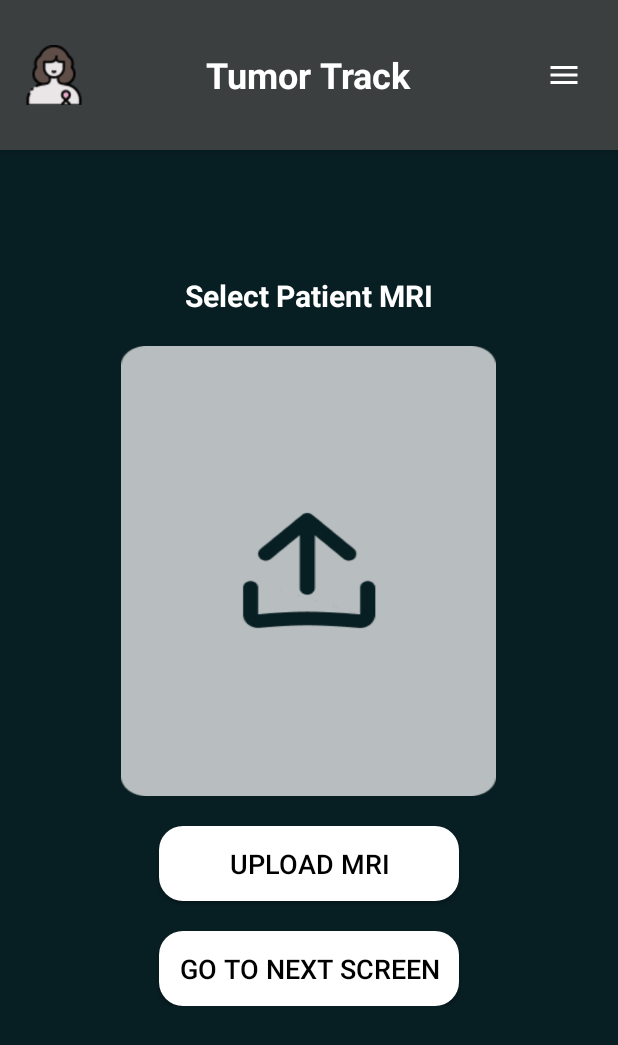
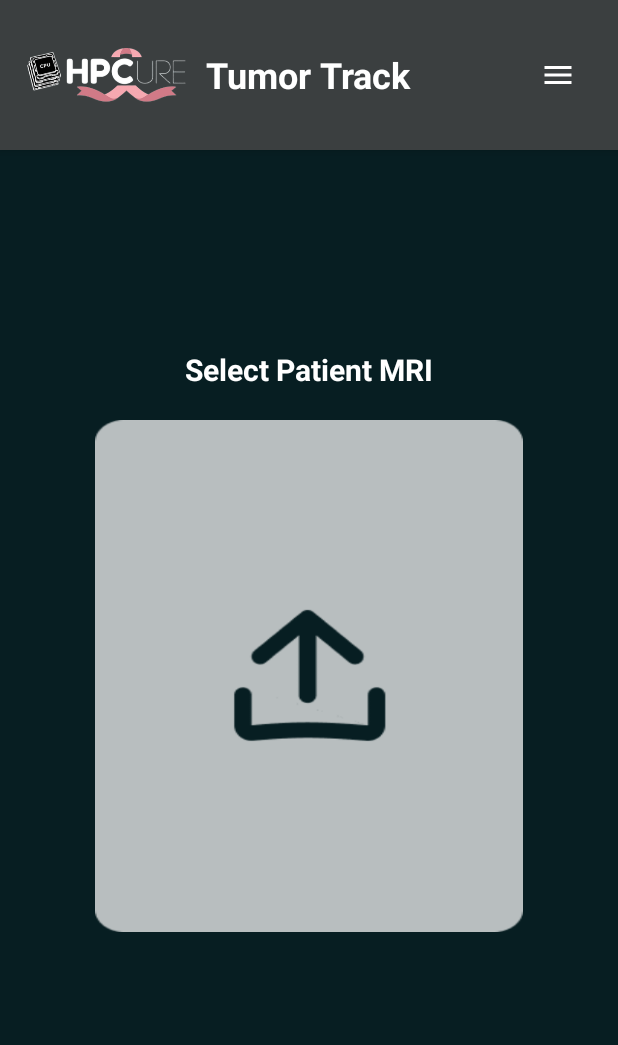
Before and after one commit to Graduation-Project-Workspace/HPCure, an Android app built with Jetpack Compose: the HomeScreen screen opened directly, with no data from a screen before it, on a phone screen of 412 x 824 dp. Shown: the top 1045 px of the screen. Run offline under Robolectric (Android 15) with nearby library versions, the phone set to English and light mode, and no system bars; network calls fail.

Commit message:
change logo and edit ui

```diff
--- a/app/src/main/java/com/example/demoapp/Screen/HomeScreen.kt
+++ b/app/src/main/java/com/example/demoapp/Screen/HomeScreen.kt
@@ -5,18 +5,14 @@ import android.content.Intent
 import android.content.pm.PackageManager
 import android.net.Uri
 import android.os.Bundle
-import android.provider.DocumentsContract
 import android.util.Log
 import android.view.View
-import android.widget.Button
+import android.widget.FrameLayout
 import android.widget.ImageButton
 import android.widget.ImageView
 import android.widget.RelativeLayout
 import android.widget.Toast
-import androidx.compose.foundation.layout.fillMaxSize
 import androidx.compose.runtime.Composable
-import androidx.compose.ui.Modifier
-import androidx.compose.ui.viewinterop.AndroidView
 import com.example.demoapp.R
 import com.example.demoapp.Utils.FileManager
 import kotlinx.coroutines.CoroutineScope
@@ -30,43 +26,30 @@ class HomeScreen : BaseActivity() {
     private val PERMISSION_REQUEST_CODE = 123
 
     private var uploadedImage: ImageView? = null
+    private lateinit var loadingOverlay: FrameLayout
 
     override fun onCreate(savedInstanceState: Bundle?) {
         super.onCreate(savedInstanceState)
+        setContentView(R.layout.home_screen)
+
         FileManager.initialize(this)
+        loadingOverlay = findViewById(R.id.loading_overlay)
+
+        val uploadContainer = findViewById<RelativeLayout>(R.id.upload_container)
+        val uploadedImageView = findViewById<ImageView>(R.id.uploaded_image)
+        val menuButton = findViewById<ImageButton>(R.id.menu_button)
+
+        uploadedImage = uploadedImageView
+
+        menuButton.setOnClickListener { openDrawer() }
+
+        uploadContainer.setOnClickListener {
+            openDirectoryPicker()
+        }
     }
 
     override fun getMainContent(): @Composable () -> Unit = {
-        AndroidView(
-            modifier = Modifier.fillMaxSize(),
-            factory = { ctx ->
-                val view = View.inflate(ctx, R.layout.home_screen, null)
-                val uploadContainer = view.findViewById<RelativeLayout>(R.id.upload_container)
-                val processButton = view.findViewById<Button>(R.id.process_button)
-                val uploadedImageView = view.findViewById<ImageView>(R.id.uploaded_image)
-                val nextButton = view.findViewById<Button>(R.id.go_to_next_screen)
-                val menuButton = view.findViewById<ImageButton?>(R.id.menu_button)
-                uploadedImage = uploadedImageView
-                menuButton?.setOnClickListener { openDrawer() }
 
-                uploadContainer.setOnClickListener {
-                    openDirectoryPicker()
-                }
-                processButton.setOnClickListener {
-                    if (FileManager.getTotalFiles() > 0) {
-                        val intent = Intent(ctx, HomeScreenUpload::class.java)
-                        ctx.startActivity(intent)
-                    } else {
-                        Toast.makeText(ctx, "Please select a DICOM directory first", Toast.LENGTH_SHORT).show()
-                    }
-                }
-                nextButton.setOnClickListener {
-                    val intent = Intent(ctx, ModelScreen::class.java)
-                    ctx.startActivity(intent)
-                }
-                view
-            }
-        )
     }
 
     private fun openDirectoryPicker() {
@@ -85,67 +68,53 @@ class HomeScreen : BaseActivity() {
         }
     }
 
-    private fun getRealPathFromURI(uri: Uri): String? {
-        return try {
-            val docUri = DocumentsContract.buildDocumentUriUsingTree(uri,
-                DocumentsContract.getTreeDocumentId(uri))
-            docUri.toString()
-        } catch (e: Exception) {
-            e.printStackTrace()
-            null
-        }
+    private fun showLoading() {
+        loadingOverlay.visibility = View.VISIBLE
+    }
+
+    private fun hideLoading() {
+        loadingOverlay.visibility = View.GONE
     }
 
     private fun handleDicomDirectory(uri: Uri) {
+        showLoading()
         CoroutineScope(Dispatchers.Main).launch {
             try {
                 val success = withContext(Dispatchers.IO) {
                     try {
+                        // Take persistent permissions
                         val takeFlags = Intent.FLAG_GRANT_READ_URI_PERMISSION or
                                 Intent.FLAG_GRANT_WRITE_URI_PERMISSION
                         contentResolver.takePersistableUriPermission(uri, takeFlags)
-                        FileManager.loadDirectory(this@HomeScreen, uri)
+
+                        val result = FileManager.loadDirectory(this@HomeScreen, uri)
+                        val fileCount = FileManager.getTotalFiles()
+                        Log.d("UploadScreen", "Files loaded: $fileCount")
+                        result && fileCount > 0
                     } catch (e: Exception) {
-                        Log.e("HomeScreen", "Error in loadDirectory", e)
+                        Log.e("UploadScreen", "Error in loadDirectory", e)
                         false
                     }
                 }
+                hideLoading()
+
                 if (success) {
-                    FileManager.getCurrentFile()?.let { file ->
-                        try {
-                            val bitmap = FileManager.getProcessedImage(this@HomeScreen, file)
-                            bitmap?.let {
-                                uploadedImage?.setImageBitmap(it)
-                                uploadedImage?.visibility = ImageView.VISIBLE
-                                Toast.makeText(this@HomeScreen, "DICOM directory loaded successfully", Toast.LENGTH_SHORT).show()
-                            } ?: run {
-                                showErrorDialog("Failed to process image")
-                            }
-                        } catch (e: Exception) {
-                            Log.e("HomeScreen", "Error processing image", e)
-                            showErrorDialog("Error processing image: ${e.message}")
-                        }
-                    }
+                    Log.d("UploadScreen", "Moving to RoiScreen with ${FileManager.getTotalFiles()} files")
+
+                    // Directly go to the next screen
+                    val intent = Intent(this@HomeScreen, HomeScreenUpload::class.java)
+                    startActivity(intent)
+
+                    // Don't finish the activity yet - let them go back if needed
+                    // finish()
                 } else {
-                    showErrorDialog("Couldn't process your files. Please try again.")
+                    showErrorDialog("No valid DICOM files found in the selected directory.")
                 }
             } catch (e: Exception) {
-                Log.e("HomeScreen", "Error in handleDicomDirectory", e)
+                hideLoading()
+                Log.e("UploadScreen", "Error in handleDicomDirectory", e)
                 showErrorDialog("Error processing directory: ${e.message}")
             }
-        }
-    }
-
-    private fun checkAndRequestPermissions() {
-        val permissions = arrayOf(
-            android.Manifest.permission.READ_EXTERNAL_STORAGE,
-            android.Manifest.permission.WRITE_EXTERNAL_STORAGE
-        )
-        if (checkSelfPermission(android.Manifest.permission.READ_EXTERNAL_STORAGE) != PackageManager.PERMISSION_GRANTED ||
-            checkSelfPermission(android.Manifest.permission.WRITE_EXTERNAL_STORAGE) != PackageManager.PERMISSION_GRANTED) {
-            requestPermissions(permissions, PERMISSION_REQUEST_CODE)
-        } else {
-            openDirectoryPicker()
         }
     }
 
--- a/app/src/main/java/com/example/demoapp/Screen/HomeScreenUpload.kt
+++ b/app/src/main/java/com/example/demoapp/Screen/HomeScreenUpload.kt
@@ -58,9 +58,6 @@ class HomeScreenUpload : BaseActivity() {
     }
 
     override fun onCreate(savedInstanceState: Bundle?) {
-        // Initialize GrpcNetwork
-        val seedPredictor = SeedPredictor(context = this)
-        val roiPredictor = RoiPredictor(context = this)
 
         super.onCreate(savedInstanceState)
 
--- a/app/src/main/res/layout/activity_splash.xml
+++ b/app/src/main/res/layout/activity_splash.xml
@@ -8,5 +8,5 @@
         android:layout_width="200dp"
         android:layout_height="200dp"
         android:layout_centerInParent="true"
-        android:src="@drawable/ic_splash" />
+        android:src="@drawable/ic_home_screen" />
 </RelativeLayout>
--- a/app/src/main/res/layout/home_screen.xml
+++ b/app/src/main/res/layout/home_screen.xml
@@ -1,5 +1,4 @@
-<RelativeLayout
-    xmlns:android="http://schemas.android.com/apk/res/android"
+<RelativeLayout xmlns:android="http://schemas.android.com/apk/res/android"
     xmlns:app="http://schemas.android.com/apk/res-auto"
     android:id="@+id/home_screen"
     android:layout_width="match_parent"
@@ -15,12 +14,12 @@
 
         <ImageView
             android:id="@+id/profile_icon"
-            android:layout_width="40dp"
-            android:layout_height="40dp"
+            android:layout_width="117dp"
+            android:layout_height="85dp"
+            android:layout_centerVertical="true"
             android:layout_marginStart="16dp"
-            android:layout_centerVertical="true"
-            android:src="@drawable/ic_home_screen"
-            android:contentDescription="Profile Icon" />
+            android:contentDescription="Profile Icon"
+            android:src="@drawable/ic_home_screen" />
 
         <TextView
             android:id="@+id/tumor_track"
@@ -34,8 +33,8 @@
 
         <ImageButton
             android:id="@+id/menu_button"
-            android:layout_width="40dp"
-            android:layout_height="40dp"
+            android:layout_width="48dp"
+            android:layout_height="48dp"
             android:layout_alignParentEnd="true"
             android:layout_marginEnd="16dp"
             android:layout_centerVertical="true"
@@ -64,45 +63,42 @@
 
         <RelativeLayout
             android:id="@+id/upload_container"
-            android:layout_width="250dp"
-            android:layout_height="300dp"
+            android:layout_width="285dp"
+            android:layout_height="341dp"
             android:layout_marginTop="20dp"
             android:background="@drawable/ic_upload"
+            android:clickable="true"
+            android:elevation="4dp"
+            android:focusable="true"
             android:padding="8dp"
-            android:elevation="4dp"
-            android:clickable="true"
-            android:focusable="true">
+            android:importantForAccessibility="no">
+
 
             <ImageView
                 android:id="@+id/uploaded_image"
                 android:layout_width="match_parent"
                 android:layout_height="match_parent"
-                android:scaleType="fitCenter"
                 android:adjustViewBounds="true"
                 android:padding="4dp"
-                android:visibility="gone"/>
+                android:scaleType="fitCenter"
+                android:visibility="gone" />
         </RelativeLayout>
 
-        <Button
-            android:id="@+id/process_button"
-            android:layout_width="200dp"
-            android:layout_height="50dp"
-            android:layout_marginTop="20dp"
-            android:text="Upload MRI"
-            android:textSize="18sp"
-            android:textColor="#000000"
-            android:background="@drawable/rounded_background"
-            android:backgroundTint="#FFFFFF" />
+    </LinearLayout>
+    <FrameLayout
+        android:id="@+id/loading_overlay"
+        android:layout_width="match_parent"
+        android:layout_height="match_parent"
+        android:background="#99000000"
+        android:visibility="gone"
+        android:clickable="true"
+        android:focusable="true">
 
-        <Button
-            android:id="@+id/go_to_next_screen"
-            android:layout_width="200dp"
-            android:layout_height="50dp"
-            android:layout_marginTop="20dp"
-            android:text="Go to Next Screen"
-            android:textSize="18sp"
-            android:textColor="#000000"
-            android:background="@drawable/rounded_background"
-            android:backgroundTint="#FFFFFF" />
-    </LinearLayout>
+        <ProgressBar
+            android:id="@+id/loading_spinner"
+            style="?android:attr/progressBarStyleLarge"
+            android:layout_gravity="center"
+            android:layout_width="72dp"
+            android:layout_height="72dp"/>
+    </FrameLayout>
 </RelativeLayout>
```
Also changed, not shown: app/src/main/res/drawable/ic_home_screen.png, app/src/main/res/drawable/ic_splash.png (deleted).
